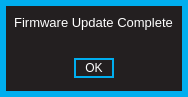
Qt form standalone/ezpz/forms/fwupdatecompleteform.ui (Muse-Kinetics/softstep_editor) before a commit.
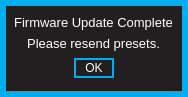
The same form after that commit.

Commit message: Advanced/EZPZ: - triggers output 127, latched triggers output pressure value upon trigger - disable manual firmware update menu item when ss is disconnected - added "please resend presets" to firmware update complete dialog - dis/reconnect recalls current preset instead of 0 - removed unused "File" menu from EZPZ - added url to open doc, will need to be updated pre-release - disabled context menus

What changed in the file:
```diff
--- a/standalone/ezpz/forms/fwupdatecompleteform.ui
+++ b/standalone/ezpz/forms/fwupdatecompleteform.ui
@@ -212,6 +212,28 @@
       <string>OK</string>
      </property>
     </widget>
+    <widget class="QLabel" name="updateComplete_2">
+     <property name="geometry">
+      <rect>
+       <x>0</x>
+       <y>20</y>
+       <width>171</width>
+       <height>31</height>
+      </rect>
+     </property>
+     <property name="focusPolicy">
+      <enum>Qt::NoFocus</enum>
+     </property>
+     <property name="styleSheet">
+      <string notr="true">font: 10pt;</string>
+     </property>
+     <property name="text">
+      <string>Please resend presets.</string>
+     </property>
+     <property name="alignment">
+      <set>Qt::AlignCenter</set>
+     </property>
+    </widget>
    </widget>
   </widget>
  </widget>
```
The commit also changes 11 other files.
